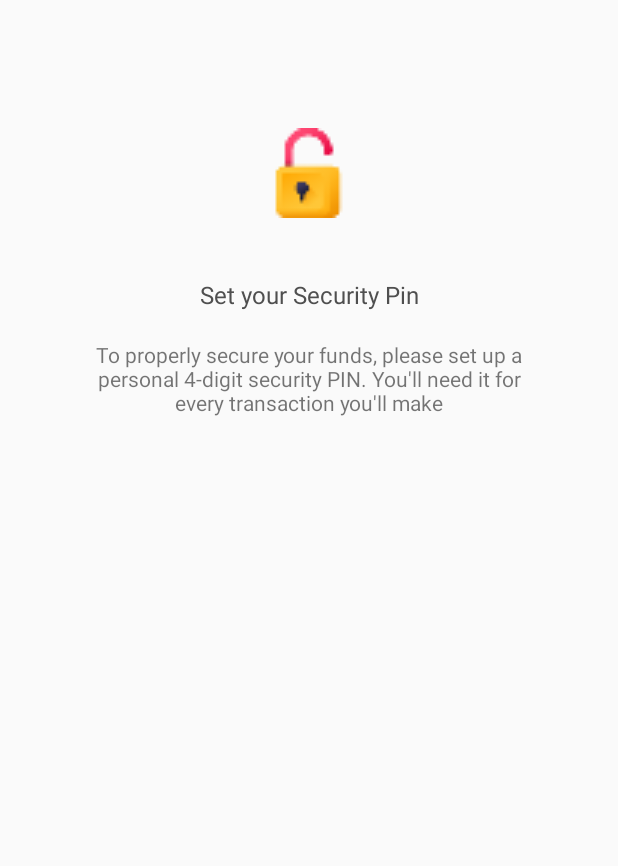
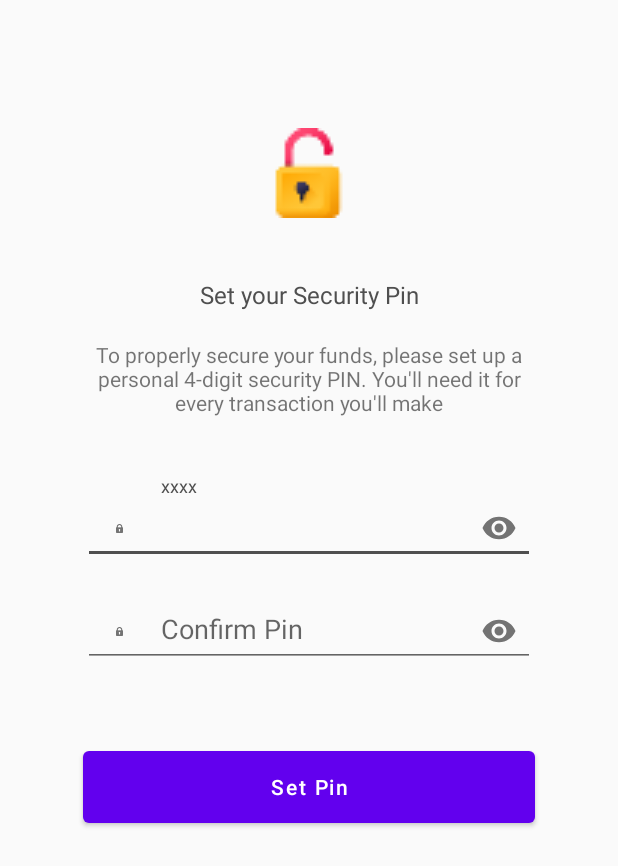
Before and after one commit to sobuur0/Super-Agent, an Android app: the SetPin screen opened directly, with no data from a screen before it, on a phone screen of 412 x 824 dp. Shown: the top 866 px of the screen. Run offline under Robolectric (Android 15) with nearby library versions, the phone set to English and light mode, and no system bars.

Commit message:
finished up on the setPin screen

```diff
--- a/app/src/main/res/layout/activity_set_pin.xml
+++ b/app/src/main/res/layout/activity_set_pin.xml
@@ -61,6 +61,7 @@
                 android:textColor="#4F4F4F"/>
 
             <com.google.android.material.textview.MaterialTextView
+                android:id="@+id/security_directions"
                 android:layout_width="308dp"
                 android:layout_height="70dp"
                 app:layout_constraintTop_toBottomOf="@id/txt_security_pin"
@@ -69,8 +70,68 @@
                 android:layout_marginLeft="25dp"
                 android:layout_marginRight="25dp"
                 android:layout_marginTop="10dp"
-                android:text="To properly secure your funds, please set up a personal 4-digit security PIN. You'll need it for every transaction you'll make"
+                android:text="@string/security_directions"
                 android:gravity="center" />
+
+            <com.google.android.material.textfield.TextInputLayout
+                android:id="@+id/edtText_first_pswd"
+                style="@style/Widget.Design.TextInputLayout"
+                android:layout_width="301dp"
+                android:layout_height="wrap_content"
+                android:layout_marginLeft="30dp"
+                android:layout_marginTop="30dp"
+                android:layout_marginRight="30dp"
+                app:boxBackgroundColor="#4F4F4F"
+                app:startIconDrawable="@drawable/pwd_icon"
+                app:endIconMode="password_toggle"
+                app:layout_constraintEnd_toEndOf="parent"
+                app:layout_constraintStart_toStartOf="parent"
+                app:layout_constraintTop_toBottomOf="@id/security_directions">
+
+            <com.google.android.material.textfield.TextInputEditText
+                android:layout_width="match_parent"
+                android:layout_height="wrap_content"
+                android:hint="xxxx"
+                android:textColorHint="#4F4F4F"
+                android:inputType="textPassword"/>
+
+            </com.google.android.material.textfield.TextInputLayout>
+
+            <com.google.android.material.textfield.TextInputLayout
+                android:id="@+id/edtText_second_pswd"
+                style="@style/Widget.Design.TextInputLayout"
+                android:layout_width="301dp"
+                android:layout_height="wrap_content"
+                android:layout_marginLeft="30dp"
+                android:layout_marginTop="10dp"
+                android:layout_marginRight="30dp"
+                app:boxBackgroundColor="#4F4F4F"
+                app:startIconDrawable="@drawable/pwd_icon"
+                app:endIconMode="password_toggle"
+                app:layout_constraintEnd_toEndOf="parent"
+                app:layout_constraintStart_toStartOf="parent"
+                app:layout_constraintTop_toBottomOf="@id/edtText_first_pswd">
+
+                <com.google.android.material.textfield.TextInputEditText
+                    android:layout_width="match_parent"
+                    android:layout_height="wrap_content"
+                    android:hint="Confirm Pin"
+                    android:inputType="textPassword"/>
+
+            </com.google.android.material.textfield.TextInputLayout>
+
+            <com.google.android.material.button.MaterialButton
+                android:layout_width="301dp"
+                android:layout_height="60dp"
+                app:layout_constraintTop_toBottomOf="@id/edtText_second_pswd"
+                app:layout_constraintStart_toStartOf="parent"
+                app:layout_constraintEnd_toEndOf="parent"
+                android:layout_marginTop="50dp"
+                android:layout_marginLeft="30dp"
+                android:layout_marginRight="30dp"
+                android:text="Set Pin"
+                android:textAllCaps="false"
+                app:cornerRadius="4dp" />
 
 
         </androidx.constraintlayout.widget.ConstraintLayout>
--- a/app/src/main/res/values/strings.xml
+++ b/app/src/main/res/values/strings.xml
@@ -4,4 +4,5 @@
     <string name="atlas_txt">Atlas</string>
     <string name="app_logo">app_logo</string>
     <string name="txt_security_pin">Set your Security Pin</string>
+    <string name="security_directions">To properly secure your funds, please set up a personal 4-digit security PIN. You\'ll need it for every transaction you\'ll make</string>
 </resources>
```
